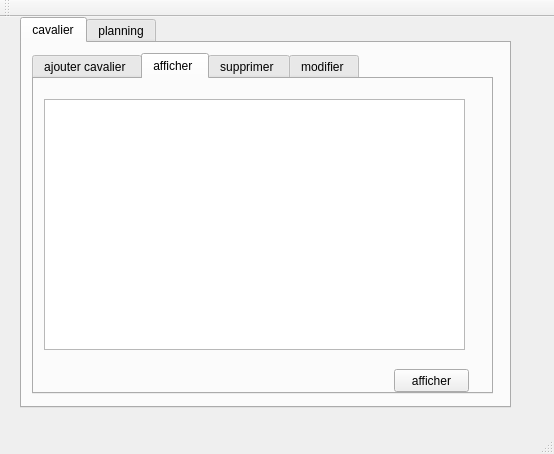
soumaya-nheri/Smart-Club-2A26, file cavalier/mainwindow.ui: the form before one commit.
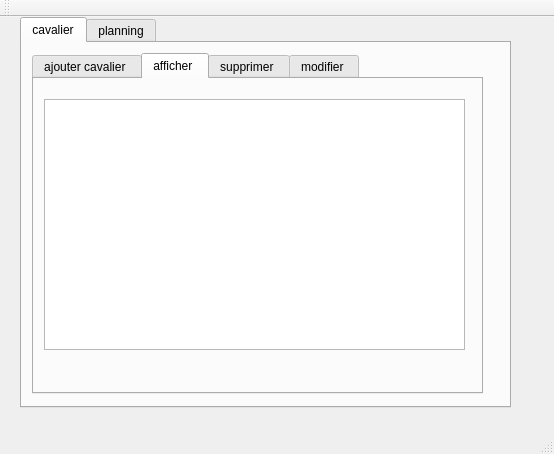
The form after the commit. The open tabs and pages were chosen to show the change.

Patch:
```diff
--- a/cavalier/mainwindow.ui
+++ b/cavalier/mainwindow.ui
@@ -35,7 +35,7 @@
        <rect>
         <x>10</x>
         <y>10</y>
-        <width>461</width>
+        <width>451</width>
         <height>341</height>
        </rect>
       </property>
@@ -307,19 +307,6 @@
        <attribute name="title">
         <string>afficher </string>
        </attribute>
-       <widget class="QPushButton" name="afficher">
-        <property name="geometry">
-         <rect>
-          <x>360</x>
-          <y>290</y>
-          <width>75</width>
-          <height>23</height>
-         </rect>
-        </property>
-        <property name="text">
-         <string>afficher</string>
-        </property>
-       </widget>
        <widget class="QTableView" name="tab_cavalier">
         <property name="geometry">
          <rect>
```
Left out of the diff: 8 changed lines with no effect on the pictures.
